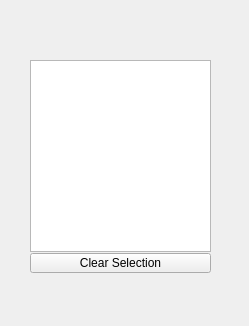
Old version of the form mainwindow.ui in the repository meleneemil/vmm-mon.
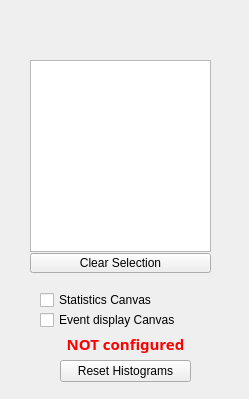
New version of the form. Icons and pictures are not drawn.

Commit message: add logo, check boxes, reset button.functionality not yet

What changed in the file:
```diff
--- a/mainwindow.ui
+++ b/mainwindow.ui
@@ -7,7 +7,7 @@
     <x>0</x>
     <y>0</y>
     <width>249</width>
-    <height>326</height>
+    <height>399</height>
    </rect>
   </property>
   <property name="windowTitle">
@@ -60,6 +60,155 @@
      <string>Clear Selection</string>
     </property>
    </widget>
+   <widget class="QCheckBox" name="showStatisticsCheckBox">
+    <property name="geometry">
+     <rect>
+      <x>40</x>
+      <y>290</y>
+      <width>161</width>
+      <height>20</height>
+     </rect>
+    </property>
+    <property name="text">
+     <string>Statistics Canvas</string>
+    </property>
+   </widget>
+   <widget class="QCheckBox" name="showEventCheckBox">
+    <property name="geometry">
+     <rect>
+      <x>40</x>
+      <y>310</y>
+      <width>161</width>
+      <height>20</height>
+     </rect>
+    </property>
+    <property name="text">
+     <string>Event display Canvas</string>
+    </property>
+   </widget>
+   <widget class="QPushButton" name="b_Reset">
+    <property name="geometry">
+     <rect>
+      <x>60</x>
+      <y>360</y>
+      <width>131</width>
+      <height>22</height>
+     </rect>
+    </property>
+    <property name="text">
+     <string>Reset Histograms</string>
+    </property>
+   </widget>
+   <widget class="QLabel" name="l_logo">
+    <property name="geometry">
+     <rect>
+      <x>30</x>
+      <y>10</y>
+      <width>181</width>
+      <height>41</height>
+     </rect>
+    </property>
+    <property name="text">
+     <string/>
+    </property>
+    <property name="pixmap">
+     <pixmap resource="logo.qrc">:/logo.png</pixmap>
+    </property>
+    <property name="scaledContents">
+     <bool>true</bool>
+    </property>
+   </widget>
+   <widget class="QLabel" name="l_configd">
+    <property name="geometry">
+     <rect>
+      <x>40</x>
+      <y>333</y>
+      <width>171</width>
+      <height>21</height>
+     </rect>
+    </property>
+    <property name="palette">
+     <palette>
+      <active>
+       <colorrole role="WindowText">
+        <brush brushstyle="SolidPattern">
+         <color alpha="255">
+          <red>255</red>
+          <green>0</green>
+          <blue>0</blue>
+         </color>
+        </brush>
+       </colorrole>
+       <colorrole role="Text">
+        <brush brushstyle="SolidPattern">
+         <color alpha="255">
+          <red>0</red>
+          <green>0</green>
+          <blue>0</blue>
+         </color>
+        </brush>
+       </colorrole>
+      </active>
+      <inactive>
+       <colorrole role="WindowText">
+        <brush brushstyle="SolidPattern">
+         <color alpha="255">
+          <red>255</red>
+          <green>0</green>
+          <blue>0</blue>
+         </color>
+        </brush>
+       </colorrole>
+       <colorrole role="Text">
+        <brush brushstyle="SolidPattern">
+         <color alpha="255">
+          <red>0</red>
+          <green>0</green>
+          <blue>0</blue>
+         </color>
+        </brush>
+       </colorrole>
+      </inactive>
+      <disabled>
+       <colorrole role="WindowText">
+        <brush brushstyle="SolidPattern">
+         <color alpha="255">
+          <red>190</red>
+          <green>190</green>
+          <blue>190</blue>
+         </color>
+        </brush>
+       </colorrole>
+       <colorrole role="Text">
+        <brush brushstyle="SolidPattern">
+         <color alpha="255">
+          <red>190</red>
+          <green>190</green>
+          <blue>190</blue>
+         </color>
+        </brush>
+       </colorrole>
+      </disabled>
+     </palette>
+    </property>
+    <property name="font">
+     <font>
+      <family>Courier 10 Pitch</family>
+      <pointsize>11</pointsize>
+      <weight>75</weight>
+      <bold>true</bold>
+     </font>
+    </property>
+    <property name="text">
+     <string>NOT configured</string>
+    </property>
+    <property name="scaledContents">
+     <bool>false</bool>
+    </property>
+    <property name="alignment">
+     <set>Qt::AlignCenter</set>
+    </property>
+   </widget>
   </widget>
  </widget>
  <layoutdefault spacing="6" margin="11"/>
```
Left out of the diff: 4 changed lines with no effect on the pictures. The commit also changes 4 other files.
